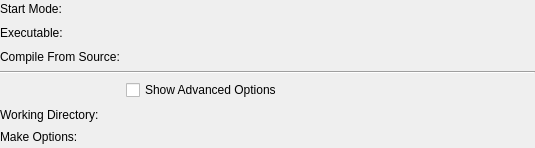
Tinkerforge/brickv, file src/brickv/plugin_system/plugins/red/ui/program_info_delphi.ui: the form before one commit.
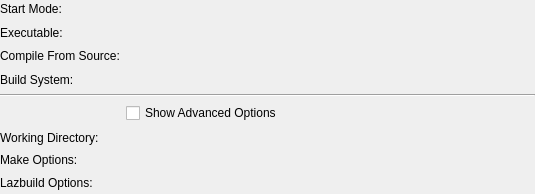
The form after the commit.

Commit message: red-brick: Add option to build Lazarus projects on the RED Brick

```diff
--- a/src/brickv/plugin_system/plugins/red/ui/program_info_delphi.ui
+++ b/src/brickv/plugin_system/plugins/red/ui/program_info_delphi.ui
@@ -7,7 +7,7 @@
     <x>0</x>
     <y>0</y>
     <width>535</width>
-    <height>148</height>
+    <height>194</height>
    </rect>
   </property>
   <property name="windowTitle">
@@ -40,14 +40,14 @@
        </property>
       </widget>
      </item>
-     <item row="5" column="0">
+     <item row="6" column="0">
       <widget class="QLabel" name="label_working_directory_title">
        <property name="text">
         <string>Working Directory:</string>
        </property>
       </widget>
      </item>
-     <item row="3" column="0" colspan="2">
+     <item row="4" column="0" colspan="2">
       <widget class="Line" name="line">
        <property name="orientation">
         <enum>Qt::Horizontal</enum>
@@ -99,7 +99,7 @@
        </property>
       </widget>
      </item>
-     <item row="5" column="1">
+     <item row="6" column="1">
       <widget class="QLabel" name="label_working_directory">
        <property name="text">
         <string>&lt;working-directory&gt;</string>
@@ -112,14 +112,14 @@
        </property>
       </widget>
      </item>
-     <item row="4" column="1">
+     <item row="5" column="1">
       <widget class="QCheckBox" name="check_show_advanced_options">
        <property name="text">
         <string>Show Advanced Options</string>
        </property>
       </widget>
      </item>
-     <item row="6" column="0">
+     <item row="7" column="0">
       <widget class="QLabel" name="label_make_options_title">
        <property name="text">
         <string>Make Options:</string>
@@ -129,7 +129,7 @@
        </property>
       </widget>
      </item>
-     <item row="6" column="1">
+     <item row="7" column="1">
       <widget class="QLabel" name="label_make_options">
        <property name="text">
         <string>&lt;make-options&gt;</string>
@@ -142,6 +142,49 @@
        </property>
       </widget>
      </item>
+     <item row="8" column="0">
+      <widget class="QLabel" name="label_lazbuild_options_title">
+       <property name="text">
+        <string>Lazbuild Options:</string>
+       </property>
+       <property name="alignment">
+        <set>Qt::AlignLeading|Qt::AlignLeft|Qt::AlignTop</set>
+       </property>
+      </widget>
+     </item>
+     <item row="8" column="1">
+      <widget class="QLabel" name="label_lazbuild_options">
+       <property name="text">
+        <string>&lt;lazbuild-options&gt;</string>
+       </property>
+       <property name="textFormat">
+        <enum>Qt::PlainText</enum>
+       </property>
+       <property name="textInteractionFlags">
+        <set>Qt::LinksAccessibleByMouse|Qt::TextSelectableByKeyboard|Qt::TextSelectableByMouse</set>
+       </property>
+      </widget>
+     </item>
+     <item row="3" column="0">
+      <widget class="QLabel" name="label_build_system_title">
+       <property name="text">
+        <string>Build System:</string>
+       </property>
+      </widget>
+     </item>
+     <item row="3" column="1">
+      <widget class="QLabel" name="label_build_system">
+       <property name="text">
+        <string>&lt;build-system&gt;</string>
+       </property>
+       <property name="textFormat">
+        <enum>Qt::PlainText</enum>
+       </property>
+       <property name="textInteractionFlags">
+        <set>Qt::LinksAccessibleByMouse|Qt::TextSelectableByKeyboard|Qt::TextSelectableByMouse</set>
+       </property>
+      </widget>
+     </item>
     </layout>
    </item>
   </layout>
```
The commit also changes 10 other files.
